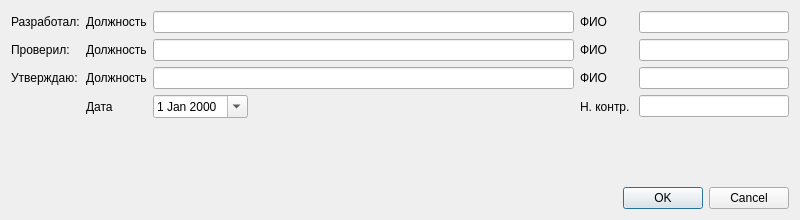
Above: dialogauthor.ui from Sergeyego/el_sert before the change. Below: the same form after it.
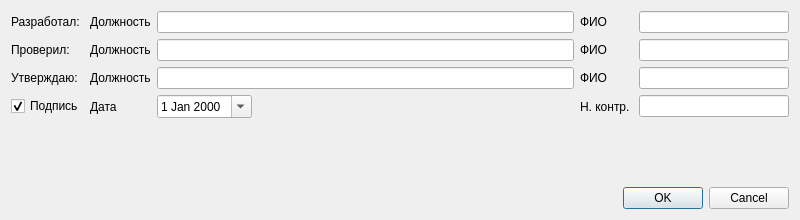
That is the form after the change.

Commit message: начал делать подпись на паспорте

```diff
--- a/dialogauthor.ui
+++ b/dialogauthor.ui
@@ -167,6 +167,16 @@
        </property>
       </widget>
      </item>
+     <item row="3" column="0">
+      <widget class="QCheckBox" name="checkBoxSig">
+       <property name="text">
+        <string>Подпись</string>
+       </property>
+       <property name="checked">
+        <bool>true</bool>
+       </property>
+      </widget>
+     </item>
     </layout>
    </item>
    <item>
```
The commit also changes 12 other files.
